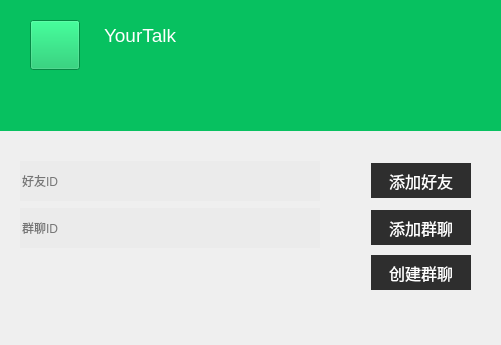
Old version of the form qClient/add_friend.ui in the repository AGuan177/QTice.
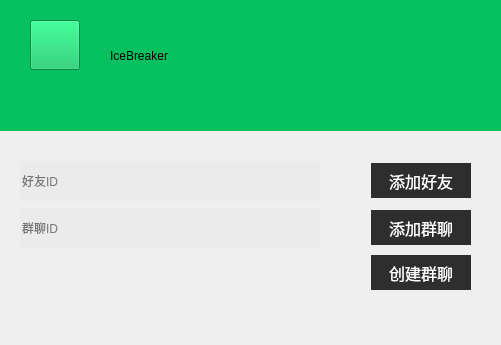
New version of the form.

```diff
--- a/qClient/add_friend.ui
+++ b/qClient/add_friend.ui
@@ -69,25 +69,20 @@
      <string/>
     </property>
    </widget>
-   <widget class="QTextEdit" name="textEdit">
+   <widget class="QLabel" name="label">
     <property name="geometry">
      <rect>
-      <x>100</x>
+      <x>110</x>
       <y>20</y>
-      <width>151</width>
-      <height>51</height>
+      <width>231</width>
+      <height>71</height>
      </rect>
     </property>
     <property name="styleSheet">
-     <string notr="true">border:none;
-font: 9pt &quot;Eras Bold ITC&quot;;</string>
+     <string notr="true">font: 75 italic 36pt &quot;Adobe Arabic&quot;;</string>
     </property>
-    <property name="html">
-     <string>&lt;!DOCTYPE HTML PUBLIC &quot;-//W3C//DTD HTML 4.0//EN&quot; &quot;http://www.w3.org/TR/REC-html40/strict.dtd&quot;&gt;
-&lt;html&gt;&lt;head&gt;&lt;meta name=&quot;qrichtext&quot; content=&quot;1&quot; /&gt;&lt;style type=&quot;text/css&quot;&gt;
-p, li { white-space: pre-wrap; }
-&lt;/style&gt;&lt;/head&gt;&lt;body style=&quot; font-family:'Eras Bold ITC'; font-size:9pt; font-weight:400; font-style:normal;&quot;&gt;
-&lt;p style=&quot; margin-top:12px; margin-bottom:12px; margin-left:0px; margin-right:0px; -qt-block-indent:0; text-indent:0px;&quot;&gt;&lt;span style=&quot; font-size:14pt; color:#ffffff;&quot;&gt;YourTalk&lt;/span&gt;&lt;/p&gt;&lt;/body&gt;&lt;/html&gt;</string>
+    <property name="text">
+     <string>IceBreaker</string>
     </property>
    </widget>
   </widget>
```
Left out of the diff: 2 changed lines with no effect on the pictures.
